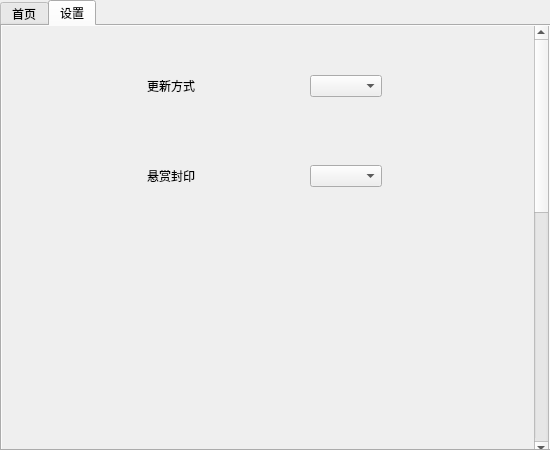
Qt form ui/mainui.ui (AquamarineCyan/OnmyojiDesktopAssistant) before a commit.
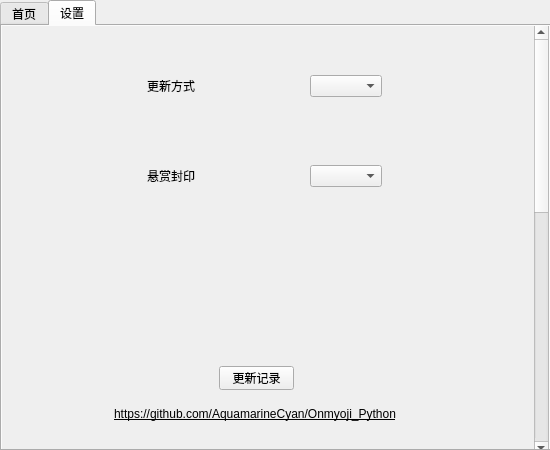
The same form after that commit. The open tabs and pages were chosen to show the change.

Commit message: :sparkles: 添加 `更新记录` 并修复utf-8异常乱码问题

Diff of the .ui file:
```diff
--- a/ui/mainui.ui
+++ b/ui/mainui.ui
@@ -480,7 +480,7 @@
         <rect>
          <x>0</x>
          <y>0</y>
-         <width>98</width>
+         <width>532</width>
          <height>1000</height>
         </rect>
        </property>
@@ -612,6 +612,38 @@
          </item>
         </layout>
        </widget>
+       <widget class="QPushButton" name="button_update_record">
+        <property name="geometry">
+         <rect>
+          <x>220</x>
+          <y>340</y>
+          <width>75</width>
+          <height>24</height>
+         </rect>
+        </property>
+        <property name="text">
+         <string>更新记录</string>
+        </property>
+       </widget>
+       <widget class="QLabel" name="label_GitHub_address">
+        <property name="geometry">
+         <rect>
+          <x>100</x>
+          <y>380</y>
+          <width>312</width>
+          <height>16</height>
+         </rect>
+        </property>
+        <property name="layoutDirection">
+         <enum>Qt::LeftToRight</enum>
+        </property>
+        <property name="text">
+         <string>&lt;html&gt;&lt;head/&gt;&lt;body&gt;&lt;p&gt;&lt;span style=&quot; text-decoration: underline;&quot;&gt;https://github.com/AquamarineCyan/Onmyoji_Python&lt;/span&gt;&lt;/p&gt;&lt;/body&gt;&lt;/html&gt;</string>
+        </property>
+        <property name="alignment">
+         <set>Qt::AlignCenter</set>
+        </property>
+       </widget>
       </widget>
      </widget>
     </widget>
```
Left out of the diff: 8 changed lines with no effect on the pictures. The commit also changes 14 other files.
